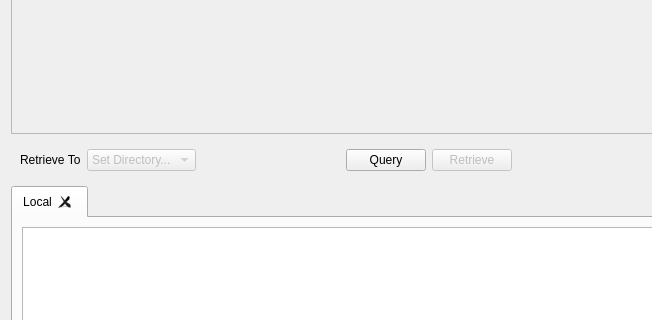
First picture: the form in Libs/DICOM/Widgets/Resources/UI/ctkDICOMQueryRetrieveWidget.ui, repository commontk/CTK, before the edit; both pictures show x 0 to 652 and y 97 to 417 of the 762 by 769 pixel window.
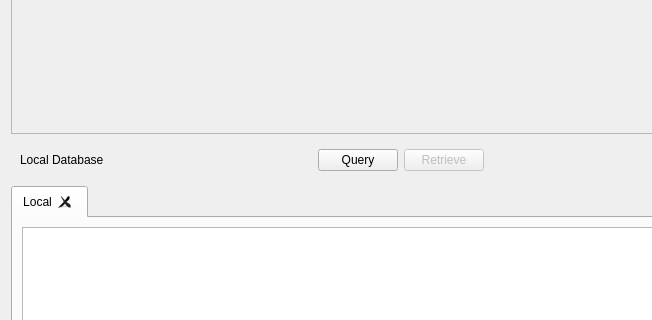
Second picture: the form after the edit. Custom widgets are drawn as their Qt base class.

Commit message:
Make local database directory configurable
switch to a ctkDirectoryButton to pick a spot for the dicom directory
and store the user preference in the QSettings for the app

```diff
--- a/Libs/DICOM/Widgets/Resources/UI/ctkDICOMQueryRetrieveWidget.ui
+++ b/Libs/DICOM/Widgets/Resources/UI/ctkDICOMQueryRetrieveWidget.ui
@@ -45,20 +45,18 @@
       <item>
        <widget class="QLabel" name="label">
         <property name="text">
-         <string>Retrieve To</string>
+         <string>Local Database</string>
         </property>
        </widget>
       </item>
       <item>
-       <widget class="QComboBox" name="comboBox">
-        <property name="enabled">
-         <bool>false</bool>
+       <widget class="ctkDirectoryButton" name="sqlDirectory" native="true">
+        <property name="minimumSize">
+         <size>
+          <width>30</width>
+          <height>0</height>
+         </size>
         </property>
-        <item>
-         <property name="text">
-          <string>Set Directory...</string>
-         </property>
-        </item>
        </widget>
       </item>
       <item>
@@ -167,6 +165,12 @@
    <header>ctkDICOMQueryResultsTabWidget.h</header>
    <container>1</container>
   </customwidget>
+  <customwidget>
+   <class>ctkDirectoryButton</class>
+   <extends>QWidget</extends>
+   <header>ctkDirectoryButton.h</header>
+   <container>1</container>
+  </customwidget>
  </customwidgets>
  <resources/>
  <connections/>
```
The commit also changes 2 other files.
